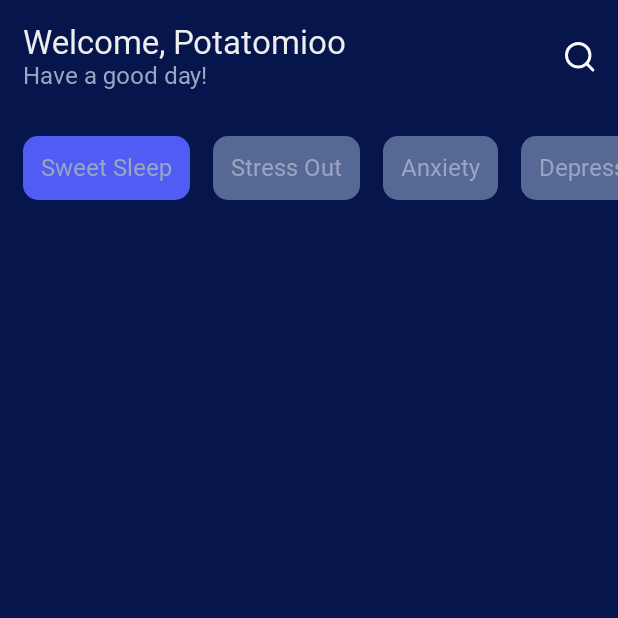
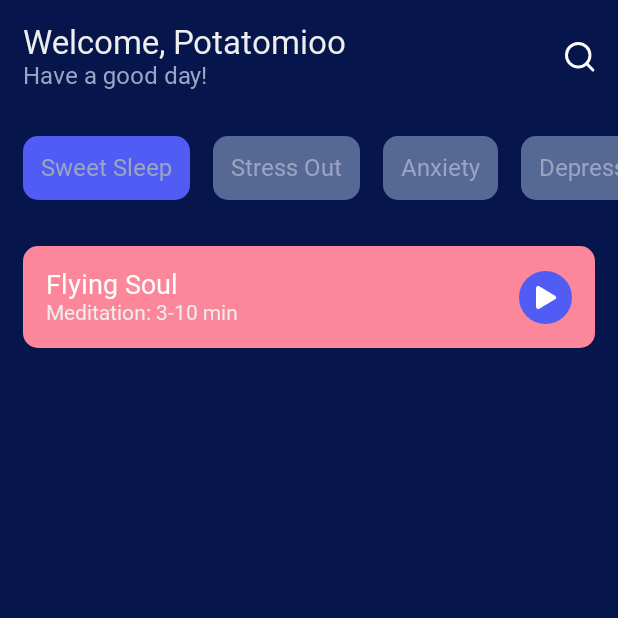
Before and after one commit to potatomioo/MeditateUI, an Android app built with Jetpack Compose: the screen it shows after launch (MainActivity), on a phone screen of 412 x 824 dp, the top half of it. Run offline under Robolectric (Android 15) with nearby library versions, the phone set to English and light mode, and no system bars; Roboto replaces fonts that are not available here.

Commit message:
playingBar

```diff
--- a/app/src/main/java/com/example/meditateui/ui/theme/Color.kt
+++ b/app/src/main/java/com/example/meditateui/ui/theme/Color.kt
@@ -17,6 +17,7 @@ val DeepBlue = Color(0xff06164c)
 val ButtonBlue = Color(0xff505cf3)
 val DarkerButtonBlue = Color(0xff566894)
 val LightRed = Color(0xfffc879a)
+val DarkRed = Color(0xFF8A3D49)
 val AquaBlue = Color(0xff9aa5c4)
 val OrangeYellow1 = Color(0xfff0bd28)
 val OrangeYellow2 = Color(0xfff1c746)
--- a/app/src/main/java/com/example/meditateui/ui/theme/HS.kt
+++ b/app/src/main/java/com/example/meditateui/ui/theme/HS.kt
@@ -5,12 +5,17 @@ import androidx.compose.foundation.clickable
 import androidx.compose.foundation.layout.Arrangement
 import androidx.compose.foundation.layout.Box
 import androidx.compose.foundation.layout.Column
+import androidx.compose.foundation.layout.PaddingValues
 import androidx.compose.foundation.layout.Row
+import androidx.compose.foundation.layout.fillMaxHeight
 import androidx.compose.foundation.layout.fillMaxSize
 import androidx.compose.foundation.layout.fillMaxWidth
 import androidx.compose.foundation.layout.padding
 import androidx.compose.foundation.layout.size
 import androidx.compose.foundation.lazy.LazyRow
+import androidx.compose.foundation.lazy.grid.GridCells
+import androidx.compose.foundation.lazy.grid.LazyVerticalGrid
+import androidx.compose.foundation.shape.CircleShape
 import androidx.compose.foundation.shape.RoundedCornerShape
 import androidx.compose.material3.Icon
 import androidx.compose.material3.MaterialTheme
@@ -19,7 +24,6 @@ import androidx.compose.runtime.Composable
 import androidx.compose.runtime.mutableStateOf
 import androidx.compose.runtime.remember
 import androidx.compose.runtime.getValue
-import androidx.compose.runtime.mutableIntStateOf
 import androidx.compose.runtime.setValue
 import androidx.compose.ui.Alignment
 import androidx.compose.ui.Modifier
@@ -27,11 +31,11 @@ import androidx.compose.ui.draw.clip
 import androidx.compose.ui.graphics.Color
 import androidx.compose.ui.res.painterResource
 import androidx.compose.ui.text.TextStyle
-import androidx.compose.ui.text.font.FontFamily
 import androidx.compose.ui.text.font.FontWeight
 import androidx.compose.ui.unit.dp
 import androidx.compose.ui.unit.sp
 import com.example.meditateui.R
+import com.example.meditateui.features
 
 @Composable
 fun HomeScreen() {
@@ -48,7 +52,7 @@ fun HomeScreen() {
         Column {
             Greet(nameInput)
             chipset(chips = listOf("Sweet Sleep","Stress Out","Anxiety","Depression"))
-
+            playingSec(Name = "Flying Soul", label = "Meditation: 3-10 min")
         }
     }
 
@@ -130,3 +134,97 @@ fun chipset(
 
     }
 }
+
+
+@Composable
+fun playingSec(
+    Name:String,
+    label:String
+) {
+        Row(
+            verticalAlignment = Alignment.CenterVertically,
+            horizontalArrangement = Arrangement.SpaceBetween,
+            modifier = Modifier
+                .fillMaxWidth()
+                .padding(15.dp)
+                .clip(RoundedCornerShape(10.dp))
+                .background(LightRed)
+                .clickable {
+                    DarkRed
+                }
+                .padding(15.dp)
+
+        ) {
+            Column {
+
+                Text(
+                    text = Name,
+//                    style = MaterialTheme.typography.bodyMedium
+                    style = TextStyle(
+                        fontFamily = gothicA1,
+                        fontWeight = FontWeight.Bold,
+                        color = Color.White,
+                        fontSize = 18.sp
+                    )
+                )
+
+                Text(
+                    text = label,
+                    style = TextStyle(
+                        fontFamily = gothicA1,
+                        fontWeight = FontWeight.Normal,
+                        color = TextWhite,
+                        fontSize = 14.sp
+                    )
+                )
+
+            }
+            Box (
+                contentAlignment = Alignment.Center,
+                modifier = Modifier
+                    .size(35.dp)
+                    .clip(CircleShape)
+                    .background(color = ButtonBlue)
+            ){
+
+                Icon(
+                    painter = painterResource(id = R.drawable.ic_play),
+                    contentDescription = "Play",
+                    tint = Color.White,
+                    modifier = Modifier
+                        .size(15.dp)
+                )
+            }
+
+        }
+}
+
+//We will make a dataclass of kotlin for this feature which will contain all the parameters for one feature sec
+@Composable
+fun features(
+    feature : List<features> //passing features class inside list
+) {
+
+    Column (
+        modifier = Modifier
+            .fillMaxWidth()
+    ){
+        Text(
+            text = "Features",
+            style = MaterialTheme.typography.bodyMedium,
+            modifier = Modifier
+                .padding(10.dp)
+        )
+        LazyVerticalGrid(
+            columns = GridCells.Fixed(2),
+            contentPadding = PaddingValues(start = 15.dp,end = 15.dp,bottom = 100.dp), //at bottom, Taking a 100 dp padding for the navigation bar
+            modifier = Modifier
+                .fillMaxHeight()
+        ) {
+            items(feature.size){
+
+            }
+        }
+    }
+
+}
```
Also changed, not shown: app/src/main/java/com/example/meditateui/Features.kt (added, +12 -0 lines).
